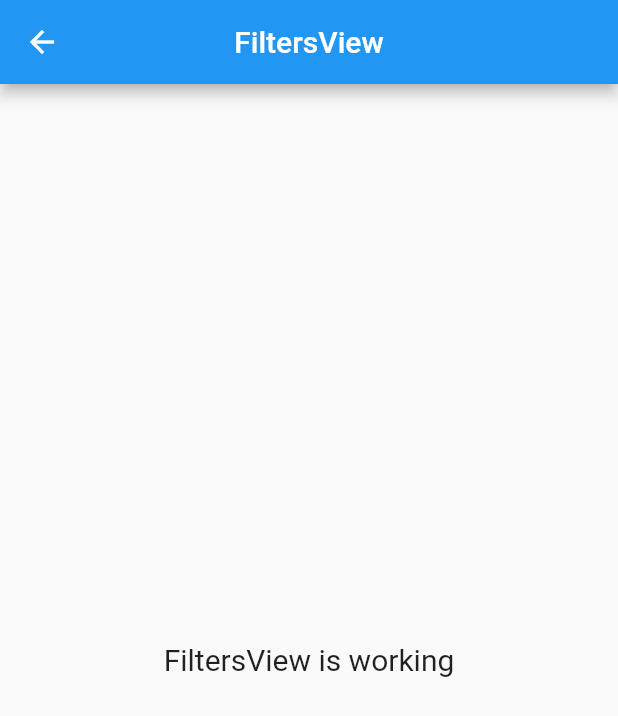
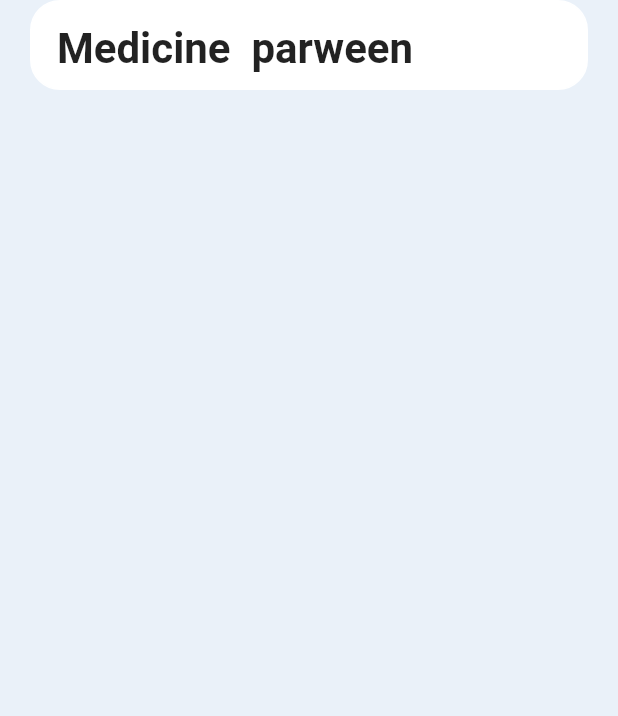
Before and after one commit to patnaapp/ipd_getx_project_backup, a Flutter app: the FiltersView screen opened by its route, on a phone screen of 412 x 824 dp. Shown: the top 716 px of the screen. Run offline on Flutter 3.47's test engine with Material 2 defaults, Android fonts, the phone set to English and light mode, and no system bars; our stand-ins replace fl_chart, get; missing offline and left inert: barcode_scan_fix.

Commit message:
new files added

```diff
--- a/lib/app/modules/DoctorNote/views/doctor_note_view.dart
+++ b/lib/app/modules/DoctorNote/views/doctor_note_view.dart
@@ -1,6 +1,8 @@
 import 'package:flutter/material.dart';
 
 import 'package:get/get.dart';
+import 'package:ipd_getx_project_backup/app/modules/Inter_Departmental_Opinion/views/inter_departmental_opinion_view.dart';
+import 'package:ipd_getx_project_backup/app/modules/Physical_Examination/views/physical_examination_view.dart';
 import 'package:ipd_getx_project_backup/app/modules/advice/views/advice_view.dart';
 import 'package:ipd_getx_project_backup/app/modules/labtest/views/labtest_view.dart';
 import 'package:ipd_getx_project_backup/app/modules/medicine/views/medicine_view.dart';
@@ -292,7 +294,8 @@ class DoctorNoteView extends GetView<DoctorNoteController> {
                           child: GestureDetector(
                             onTap: () async {
                               Get.to(
-                                    () => MedicineView(),
+                                    () => InterDepartmentalOpinionView(),
+                                //#TODO:Referral page to be attached
                               );
                             },
                           child: Card(
@@ -335,7 +338,10 @@ class DoctorNoteView extends GetView<DoctorNoteController> {
                         Container(
                           child: GestureDetector(
                             onTap: () async {
-                              print("Go to Procedure");
+                              Get.to(
+                                    () => PhysicalExaminationView(),
+                                //#TODO:Procedure page to be attached
+                              );
                             },
                           child: Card(
                             shape: RoundedRectangleBorder(
--- a/lib/app/modules/filters/views/filters_view.dart
+++ b/lib/app/modules/filters/views/filters_view.dart
@@ -6,18 +6,72 @@ import '../controllers/filters_controller.dart';
 
 class FiltersView extends GetView<FiltersController> {
   @override
+  bool visibilityTag = false;
+  bool visibilityObs = false;
+
   Widget build(BuildContext context) {
     return Scaffold(
-      appBar: AppBar(
-        title: Text('FiltersView'),
-        centerTitle: true,
-      ),
-      body: Center(
-        child: Text(
-          'FiltersView is working',
-          style: TextStyle(fontSize: 20),
+      backgroundColor: Color(0xffeaf1f9),
+      body: SafeArea(
+        child: SingleChildScrollView(
+          //physics: NeverScrollableScrollPhysics(),
+          physics: ScrollPhysics(),
+          child: Container(
+            padding: const EdgeInsets.fromLTRB(10, 15, 10, 10),
+            margin: const EdgeInsets.only(left: 20.0, right: 20.0),
+            decoration: BoxDecoration(
+                color: Colors.white,
+                border: Border.all(
+                  color: Colors.white,
+                ),
+                borderRadius: BorderRadius.all(Radius.circular(20))),
+            child: Row(children: <Widget>[
+              Container(
+                child: GestureDetector(
+                  onTap: () {
+                    print(visibilityObs);
+
+                      visibilityObs ? false : );
+
+                    print(visibilityObs);
+                    },
+                  child: Text(
+                    " Medicine ",
+                    style: TextStyle(fontSize: 28, fontWeight: FontWeight.bold),
+
+                  ),
+                ),
+              ),
+
+              visibilityObs
+                  ? Container(
+                      child: Text(
+                        " Nagma ",
+                        style: TextStyle(
+                            fontSize: 28, fontWeight: FontWeight.bold),
+                      ),
+                    )
+                  : Container(
+                child: Text(
+                  " parween",
+                  style: TextStyle(
+                      fontSize: 28, fontWeight: FontWeight.bold),
+                ),
+              )
+            ]),
+          ),
         ),
       ),
     );
   }
 }
+
+void _changed(bool visibility, String field) {
+
+    if (field == "tag"){
+      visibilityTag = visibility;
+    }
+    if (field == "obs") {
+      visibilityObs = visibility;
+    }
+}
--- a/lib/app/routes/app_pages.dart
+++ b/lib/app/routes/app_pages.dart
@@ -54,7 +54,7 @@ part 'app_routes.dart';
 class AppPages {
   AppPages._();
 
-  static const INITIAL = Routes.PHYSICALEXAMINATION;
+  static const INITIAL = Routes.LOGIN1;
 
   static final routes = [
     GetPage(
```
